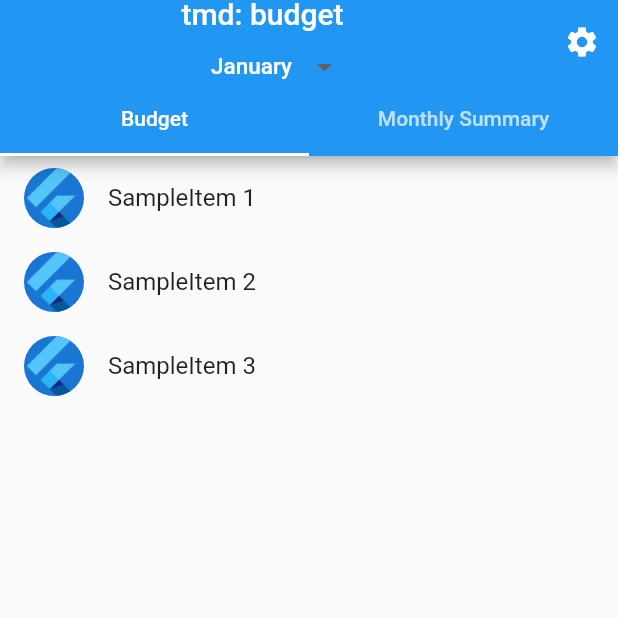
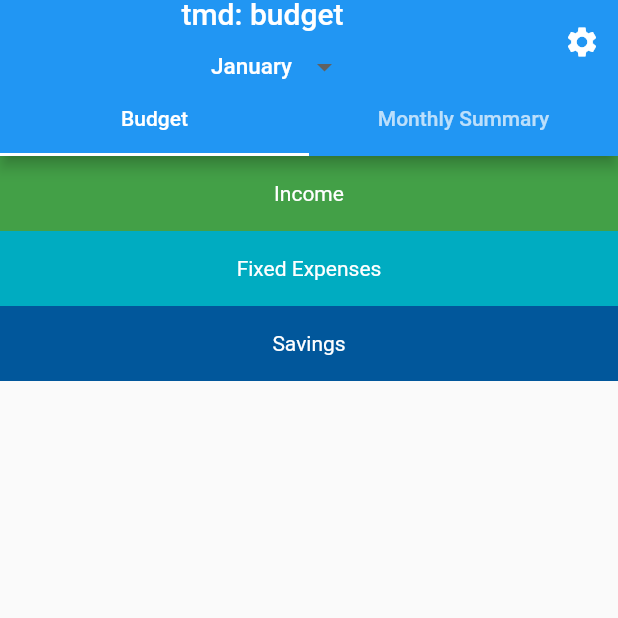
Before and after one commit to RahmsMusti/tmd_finance, a Flutter app: the screen it shows after launch, on a phone screen of 412 x 824 dp, the top half of it. Run offline on Flutter 3.47's test engine with Material 2 defaults, Android fonts, the phone set to English and light mode, and no system bars; generated files the repository leaves out were written again.

Commit message:
Started list for input

```diff
--- a/lib/src/sample_feature/sample_item_list_view.dart
+++ b/lib/src/sample_feature/sample_item_list_view.dart
@@ -2,7 +2,7 @@ import 'package:flutter/material.dart';
 
 import '../settings/settings_view.dart';
 import 'sample_item.dart';
-import 'sample_item_details_view.dart';
+// import 'sample_item_details_view.dart';
 
 /// Displays a list of SampleItems.
 class SampleItemListView extends StatefulWidget {
@@ -119,31 +119,62 @@ class _SampleItemListViewState extends State<SampleItemListView> {
         // In contrast to the default ListView constructor, which requires
         // building all Widgets up front, the ListView.builder constructor lazily
         // builds Widgets as they’re scrolled into view.
-        body: ListView.builder(
+        body: ListView(
           // Providing a restorationId allows the ListView to restore the
           // scroll position when a user leaves and returns to the app after it
           // has been killed while running in the background.
           restorationId: 'sampleItemListView',
-          itemCount: widget.items.length,
-          itemBuilder: (BuildContext context, int index) {
-            final item = widget.items[index];
+          children: [
+            Container(
+              height: 50,
+              color: Colors.green[600],
+              child: const Center(
+                  child: Text(
+                'Income',
+                style: TextStyle(
+                  color: Colors.white,
+                ),
+              )),
+            ),
+            Container(
+              height: 50,
+              color: Colors.cyan[600],
+              child: const Center(
+                  child: Text(
+                'Fixed Expenses',
+                style: TextStyle(
+                  color: Colors.white,
+                ),
+              )),
+            ),
+            Container(
+              height: 50,
+              color: Colors.lightBlue[900],
+              child: const Center(
+                  child: Text(
+                'Savings',
+                style: TextStyle(
+                  color: Colors.white,
+                ),
+              )),
+            ),
+          ],
 
-            return ListTile(
-                title: Text('SampleItem ${item.id}'),
-                leading: const CircleAvatar(
-                  // Display the Flutter Logo image asset.
-                  foregroundImage: AssetImage('assets/images/flutter_logo.png'),
-                ),
-                onTap: () {
-                  // Navigate to the details page. If the user leaves and returns to
-                  // the app after it has been killed while running in the
-                  // background, the navigation stack is restored.
-                  Navigator.restorablePushNamed(
-                    context,
-                    SampleItemDetailsView.routeName,
-                  );
-                });
-          },
+          // ListTile(
+          //     title: Text('SampleItem ${item.id}'),
+          //     leading: const CircleAvatar(
+          //       // Display the Flutter Logo image asset.
+          //       foregroundImage: AssetImage('assets/images/flutter_logo.png'),
+          //     ),
+          //     onTap: () {
+          //       // Navigate to the details page. If the user leaves and returns to
+          //       // the app after it has been killed while running in the
+          //       // background, the navigation stack is restored.
+          //       Navigator.restorablePushNamed(
+          //         context,
+          //         SampleItemDetailsView.routeName,
+          //       );
+          //     });
         ),
       ),
     );
```
